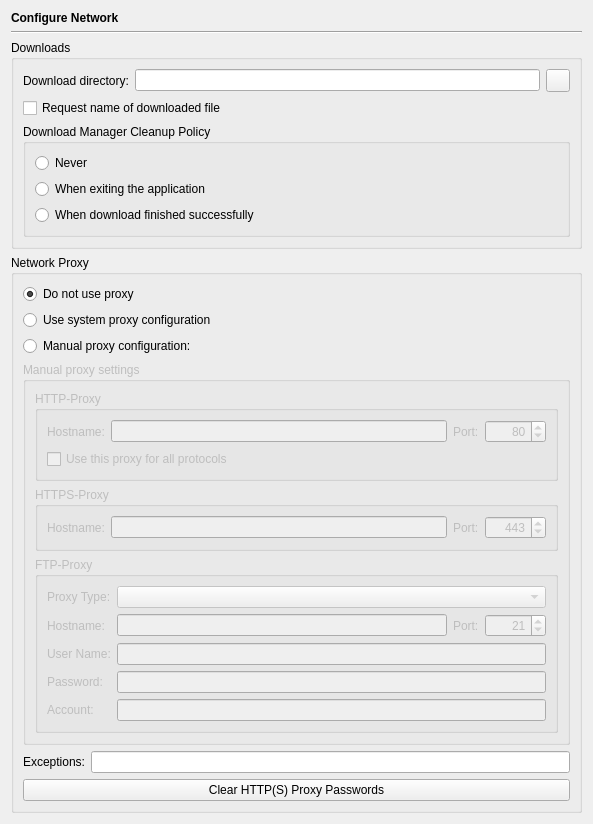
First picture: the form in Preferences/ConfigurationPages/NetworkPage.ui, repository testmana2/test, before the edit.
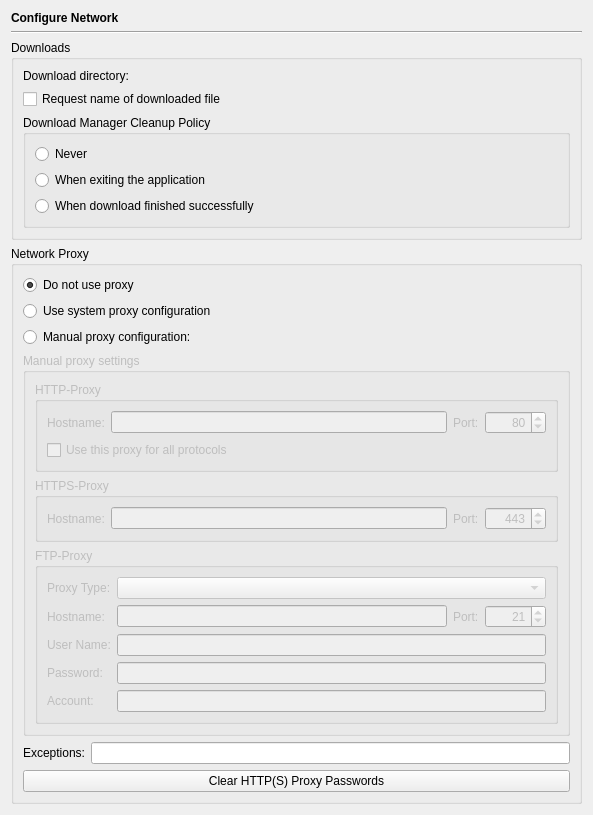
Second picture: the form after the edit. Custom widgets are drawn as their Qt base class.

Commit message: Changed more configuration pages to use the path picker.

The edit to the form file:
```diff
--- a/Preferences/ConfigurationPages/NetworkPage.ui
+++ b/Preferences/ConfigurationPages/NetworkPage.ui
@@ -47,19 +47,21 @@
          </widget>
         </item>
         <item>
-         <widget class="QLineEdit" name="downloadDirEdit">
+         <widget class="E5PathPicker" name="downloadDirPicker" native="true">
+          <property name="sizePolicy">
+           <sizepolicy hsizetype="Expanding" vsizetype="Preferred">
+            <horstretch>0</horstretch>
+            <verstretch>0</verstretch>
+           </sizepolicy>
+          </property>
+          <property name="focusPolicy">
+           <enum>Qt::StrongFocus</enum>
+          </property>
           <property name="toolTip">
            <string>Enter the download directory (leave empty to use the default location)</string>
           </property>
          </widget>
         </item>
-        <item>
-         <widget class="QToolButton" name="downloadDirButton">
-          <property name="toolTip">
-           <string>Select the download directory via a directory selection dialog</string>
-          </property>
-         </widget>
-        </item>
        </layout>
       </item>
       <item>
@@ -442,6 +444,14 @@
    </item>
   </layout>
  </widget>
+ <customwidgets>
+  <customwidget>
+   <class>E5PathPicker</class>
+   <extends>QWidget</extends>
+   <header>E5Gui/E5PathPicker.h</header>
+   <container>1</container>
+  </customwidget>
+ </customwidgets>
  <tabstops>
   <tabstop>downloadDirEdit</tabstop>
   <tabstop>downloadDirButton</tabstop>
```
Left out of the diff: 3 changed lines with no effect on the pictures. The commit also changes 13 other files.
